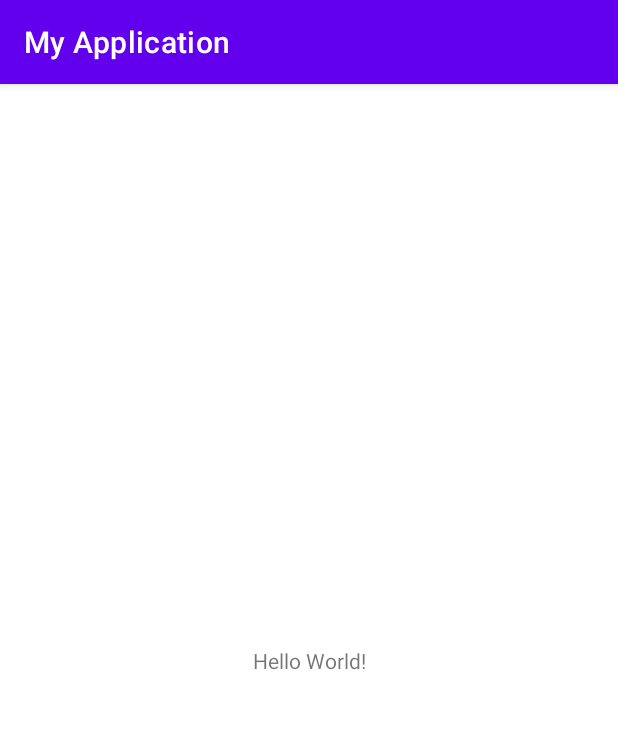
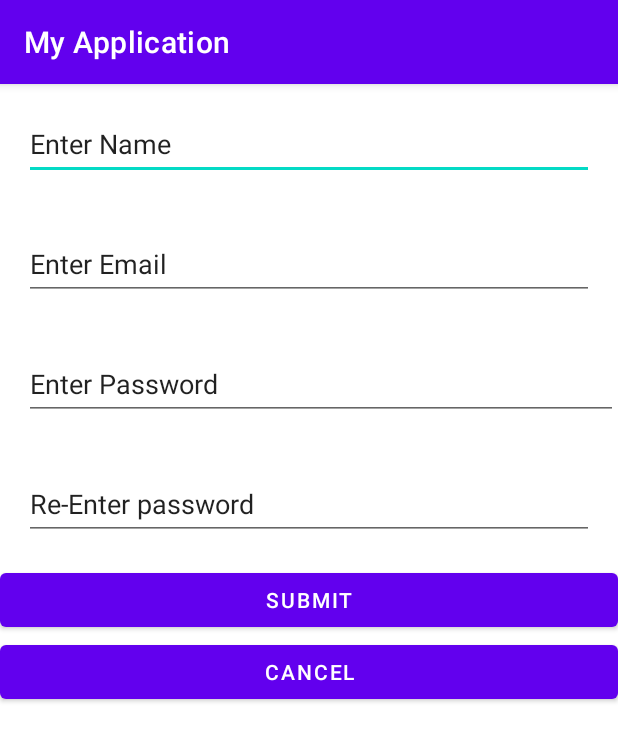
Before and after one commit to IT21207136/MADlab4, an Android app: the screen it shows after launch (MainActivity), on a phone screen of 412 x 824 dp. Shown: the top 741 px of the screen. Run offline under Robolectric (Android 15) with nearby library versions, the phone set to English and light mode, and no system bars.

Commit message:
Designed the login form

```diff
--- a/app/src/main/res/layout/activity_main.xml
+++ b/app/src/main/res/layout/activity_main.xml
@@ -1,18 +1,74 @@
 <?xml version="1.0" encoding="utf-8"?>
-<androidx.constraintlayout.widget.ConstraintLayout xmlns:android="http://schemas.android.com/apk/res/android"
+<LinearLayout xmlns:android="http://schemas.android.com/apk/res/android"
     xmlns:app="http://schemas.android.com/apk/res-auto"
     xmlns:tools="http://schemas.android.com/tools"
     android:layout_width="match_parent"
     android:layout_height="match_parent"
+    android:layout_marginBottom="16dp"
+    android:orientation="vertical"
     tools:context=".MainActivity">
 
-    <TextView
-        android:layout_width="wrap_content"
+    <EditText
+        android:id="@+id/editTextTextPersonName2"
+        android:layout_width="match_parent"
+        android:layout_height="48dp"
+        android:layout_marginLeft="16dp"
+        android:layout_marginTop="16dp"
+        android:layout_marginRight="16dp"
+        android:layout_marginBottom="16dp"
+        android:ems="10"
+        android:hint="Enter Name"
+        android:inputType="textPersonName"
+        android:text="@string/name" />
+
+    <EditText
+        android:id="@+id/editTextTextEmailAddress2"
+        android:layout_width="match_parent"
+        android:layout_height="48dp"
+        android:layout_marginLeft="16dp"
+        android:layout_marginTop="16dp"
+        android:layout_marginRight="16dp"
+        android:layout_marginBottom="16dp"
+        android:ems="10"
+        android:inputType="textEmailAddress"
+        android:text="@string/Email" />
+
+    <EditText
+        android:id="@+id/editTextTextPersonName3"
+        android:layout_width="match_parent"
+        android:layout_height="48dp"
+        android:layout_marginLeft="16dp"
+        android:layout_marginTop="16dp"
+        android:layout_marginBottom="16dp"
+        android:ems="10"
+        android:hint="Enter password"
+        android:inputType="textPersonName"
+        android:text="@string/password"
+        tools:layout_marginRight="16dp" />
+
+    <EditText
+        android:id="@+id/editTextTextPersonName4"
+        android:layout_width="match_parent"
+        android:layout_height="48dp"
+        android:layout_marginLeft="16dp"
+        android:layout_marginTop="16dp"
+        android:layout_marginRight="16dp"
+        android:layout_marginBottom="16dp"
+        android:ems="10"
+        android:hint="Re-Enter password"
+        android:inputType="textPersonName"
+        android:text="@string/retypePassword" />
+
+    <Button
+        android:id="@+id/button"
+        android:layout_width="match_parent"
         android:layout_height="wrap_content"
-        android:text="Hello World!"
-        app:layout_constraintBottom_toBottomOf="parent"
-        app:layout_constraintEnd_toEndOf="parent"
-        app:layout_constraintStart_toStartOf="parent"
-        app:layout_constraintTop_toTopOf="parent" />
+        android:text="@string/submit" />
 
-</androidx.constraintlayout.widget.ConstraintLayout>
+    <Button
+        android:id="@+id/button2"
+        android:layout_width="match_parent"
+        android:layout_height="wrap_content"
+        android:text="@string/cancel" />
+
+</LinearLayout>
--- a/app/src/main/res/values/strings.xml
+++ b/app/src/main/res/values/strings.xml
@@ -1,3 +1,10 @@
 <resources>
     <string name="app_name">My Application</string>
+    <string name="name">Enter Name</string>
+    <string name="Email">Enter Email</string>
+    <string name="password">Enter Password</string>
+    <string name="retypePassword">Re-Enter password</string>
+    <string name="submit">SUBMIT</string>
+    <string name="cancel">CANCEL</string>
+
 </resources>
```
